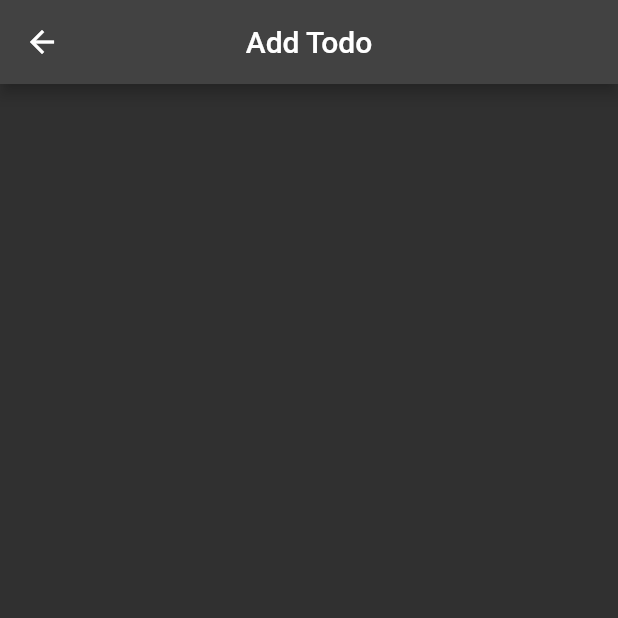
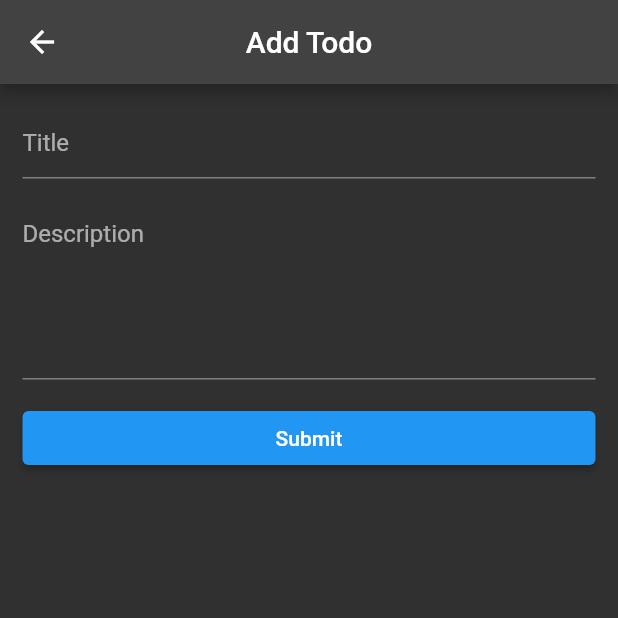
Before and after one commit to Avinash174/TODO-APP, a Flutter app: the AddTodoPage screen opened directly, on a phone screen of 412 x 824 dp, the top half of it. Run offline on Flutter 3.47's test engine with Material 2 defaults, Android fonts, the phone set to English and light mode, and no system bars.

Commit message:
new changes donr

```diff
--- a/lib/add_page.dart
+++ b/lib/add_page.dart
@@ -8,6 +8,8 @@ class AddTodoPage extends StatefulWidget {
 }
 
 class _AddTodoPageState extends State<AddTodoPage> {
+  TextEditingController titleController = TextEditingController();
+  TextEditingController descriptionController = TextEditingController();
   @override
   Widget build(BuildContext context) {
     return Scaffold(
@@ -15,7 +17,35 @@ class _AddTodoPageState extends State<AddTodoPage> {
         title: const Text('Add Todo'),
         centerTitle: true,
       ),
-      body: ListView(),
+      body: ListView(
+        padding: const EdgeInsets.all(15),
+        children: [
+          TextField(
+            controller: titleController,
+            decoration: const InputDecoration(hintText: 'Title'),
+          ),
+          const SizedBox(
+            height: 15,
+          ),
+          TextField(
+            controller: descriptionController,
+            minLines: 5,
+            maxLines: 5,
+            keyboardType: TextInputType.multiline,
+            decoration: const InputDecoration(
+              hintText: 'Description',
+            ),
+          ),
+          const SizedBox(
+            height: 15,
+          ),
+          ElevatedButton(onPressed: () {}, child: const Text('Submit'))
+        ],
+      ),
     );
   }
+
+  void submitData() {
+    //Get Data From Server
+  }
 }
```
